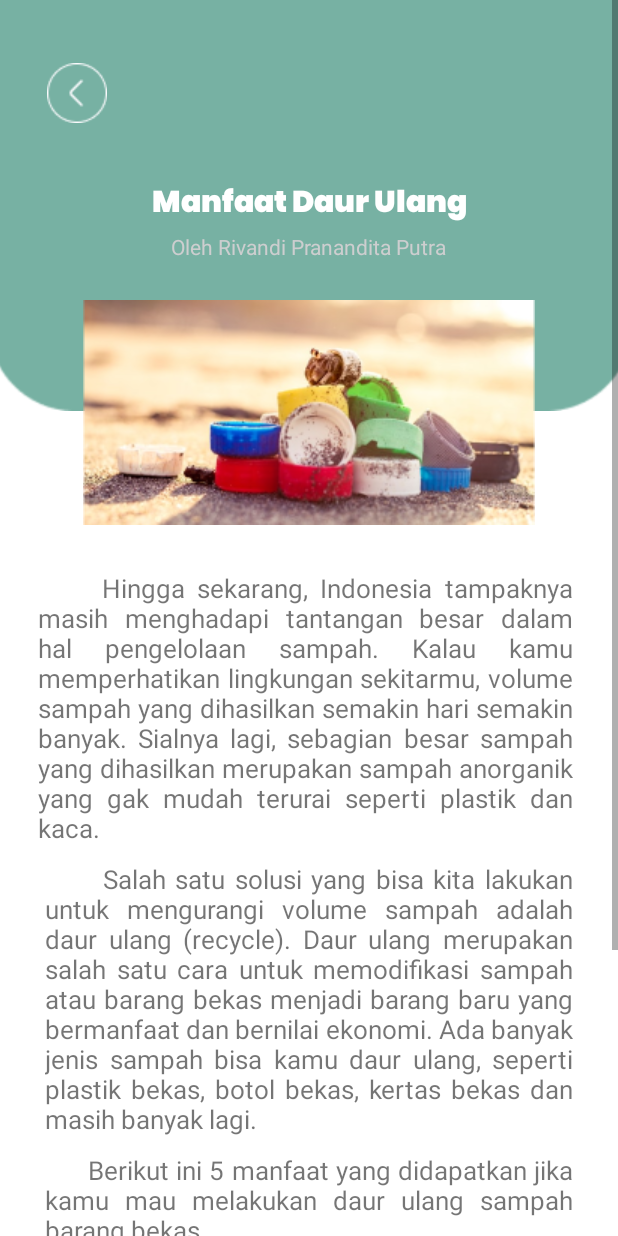
After one commit to NathanDaud123/Apl-Sampah-Internship-RAION, an Android app: the InformasiDetail screen opened directly, with no data from a screen before it, on a phone screen of 412 x 824 dp. The commit adds this screen. Run offline under Robolectric (Android 15) with nearby library versions, the phone set to English and light mode, and no system bars.

Commit message:
tambah informasi detail

```diff
--- /dev/null
+++ b/app/src/main/java/user/example/sampah/InformasiDetail.kt
@@ -0,0 +1,11 @@
+package user.example.sampah
+
+import androidx.appcompat.app.AppCompatActivity
+import android.os.Bundle
+
+class InformasiDetail : AppCompatActivity() {
+    override fun onCreate(savedInstanceState: Bundle?) {
+        super.onCreate(savedInstanceState)
+        setContentView(R.layout.activity_informasi_detail)
+    }
+}
--- a/app/src/main/java/user/example/sampah/LoginPage.kt
+++ b/app/src/main/java/user/example/sampah/LoginPage.kt
@@ -20,11 +20,6 @@ class LoginPage : AppCompatActivity() {
         super.onCreate(savedInstanceState)
         setContentView(R.layout.activity_main3)
 
-        var backButton = findViewById<ImageButton>(R.id.back_button)
-        backButton.setOnClickListener {
-            var pindah = Intent(this@LoginPage, WelcomingPage::class.java)
-            startActivity(pindah)
-        }
         password = findViewById(R.id.password)
         mataBuka = findViewById(R.id.mataBuka)
         mataBuka.setOnClickListener {
--- a/app/src/main/res/layout/activity_home_page.xml
+++ b/app/src/main/res/layout/activity_home_page.xml
@@ -709,7 +709,6 @@
 
         </HorizontalScrollView>
 
-
     </androidx.constraintlayout.widget.ConstraintLayout>
 
 
@@ -721,6 +720,8 @@
         android:layout_height="wrap_content"
         android:background="@drawable/navl"
         app:itemBackground="@color/white"
+        android:layout_gravity="bottom"
+        android:foregroundGravity="bottom"
         app:itemIconTint="@color/white"
         app:itemTextColor="@color/white"
         app:layout_constraintBottom_toBottomOf="parent"
--- /dev/null
+++ b/app/src/main/res/layout/activity_informasi_detail.xml
@@ -0,0 +1,219 @@
+<?xml version="1.0" encoding="utf-8"?>
+<androidx.constraintlayout.widget.ConstraintLayout xmlns:android="http://schemas.android.com/apk/res/android"
+    xmlns:app="http://schemas.android.com/apk/res-auto"
+    xmlns:tools="http://schemas.android.com/tools"
+    android:layout_width="match_parent"
+    android:layout_height="match_parent"
+    tools:context=".InformasiDetail">
+
+    <ScrollView
+        android:id="@+id/scrollbg"
+        android:layout_width="match_parent"
+        android:layout_height="wrap_content"
+        app:layout_constraintTop_toTopOf="parent"
+        app:layout_constraintBottom_toBottomOf="parent"
+        app:layout_constraintStart_toStartOf="parent"
+        app:layout_constraintEnd_toEndOf="parent">
+
+        <androidx.constraintlayout.widget.ConstraintLayout
+            android:layout_width="match_parent"
+            android:layout_height="wrap_content">
+
+            <ImageView
+                android:id="@+id/bg"
+                android:layout_width="471dp"
+                android:layout_height="274dp"
+                android:cropToPadding="true"
+                android:src="@drawable/background_info"
+                app:flow_verticalAlign="center"
+                app:layout_constraintBottom_toBottomOf="@id/scrollbg"
+                app:layout_constraintEnd_toEndOf="parent"
+                app:layout_constraintStart_toStartOf="parent"
+                app:layout_constraintTop_toTopOf="parent"
+                app:layout_constraintVertical_bias="0.003"
+                tools:ignore="NotSibling" />
+
+            <ImageView
+                android:id="@+id/back"
+                android:layout_width="wrap_content"
+                android:layout_height="wrap_content"
+                android:layout_marginStart="30sp"
+                app:layout_constraintBottom_toTopOf="@id/manfaatdaurulang"
+                app:layout_constraintEnd_toStartOf="@+id/manfaatdaurulang"
+                android:layout_marginTop="15sp"
+                android:src="@drawable/back"
+                app:layout_constraintStart_toStartOf="@+id/bg"
+                app:layout_constraintTop_toTopOf="@id/bg">
+
+            </ImageView>
+
+            <ImageView
+                android:id="@+id/gambar1"
+                android:layout_width="wrap_content"
+                android:layout_height="wrap_content"
+                android:src="@drawable/gambarinfo"
+                app:layout_constraintBottom_toTopOf="@id/text_info1"
+                app:layout_constraintTop_toTopOf="parent"
+                app:layout_constraintEnd_toEndOf="parent"
+                app:layout_constraintStart_toStartOf="parent"
+                android:layout_marginTop="200sp">
+
+            </ImageView>
+
+            <TextView
+                android:id="@+id/manfaatdaurulang"
+                android:layout_width="wrap_content"
+                android:layout_height="wrap_content"
+                android:fontFamily="@font/poppins"
+                android:layout_marginTop="10sp"
+                android:text="@string/manfaat_daur_ulang"
+                android:textColor="@color/white"
+                android:textSize="20sp"
+                app:layout_constraintBottom_toTopOf="@id/oleh"
+                app:layout_constraintEnd_toEndOf="parent"
+                app:layout_constraintStart_toStartOf="parent"
+                app:layout_constraintTop_toBottomOf="@+id/back">
+
+            </TextView>
+
+            <TextView
+                android:id="@+id/oleh"
+                android:layout_width="wrap_content"
+                android:layout_height="wrap_content"
+                android:text="@string/oleh_rivandi_pranandita_putra"
+                android:textColor="#CDCECF"
+                android:layout_marginTop="10sp"
+                app:layout_constraintBottom_toTopOf="@id/gambar1"
+                app:layout_constraintEnd_toEndOf="parent"
+                app:layout_constraintStart_toStartOf="parent"
+                app:layout_constraintTop_toTopOf="@id/manfaatdaurulang" />
+
+            <TextView
+                android:id="@+id/text_info1"
+                android:layout_width="wrap_content"
+                android:layout_height="wrap_content"
+                android:layout_marginTop="30sp"
+                android:justificationMode="inter_word"
+                android:paddingStart="25sp"
+                android:paddingEnd="30sp"
+                android:text="     Hingga sekarang, Indonesia tampaknya masih menghadapi tantangan besar dalam hal pengelolaan sampah. Kalau kamu memperhatikan lingkungan sekitarmu, volume sampah yang dihasilkan semakin hari semakin banyak. Sialnya lagi, sebagian besar sampah yang dihasilkan merupakan sampah anorganik yang gak mudah terurai seperti plastik dan kaca."
+                android:textSize="17sp"
+                app:layout_constraintBottom_toBottomOf="@id/text_info2"
+                app:layout_constraintEnd_toEndOf="parent"
+                app:layout_constraintStart_toStartOf="parent"
+                app:layout_constraintTop_toBottomOf="@id/gambar1"
+                tools:ignore="NotSibling" />
+            <TextView
+                android:id="@+id/text_info2"
+                android:layout_width="wrap_content"
+                android:layout_height="wrap_content"
+                android:layout_marginTop="10sp"
+                android:paddingEnd="30sp"
+                android:paddingStart="30sp"
+                app:layout_constraintBottom_toTopOf="@id/text_info3"
+                app:layout_constraintEnd_toEndOf="parent"
+                android:textSize="17sp"
+                android:text="      Salah satu solusi yang bisa kita lakukan untuk mengurangi volume sampah adalah daur ulang (recycle). Daur ulang merupakan salah satu cara untuk memodifikasi sampah atau barang bekas menjadi barang baru yang bermanfaat dan bernilai ekonomi. Ada banyak jenis sampah bisa kamu daur ulang, seperti plastik bekas, botol bekas, kertas bekas dan masih banyak lagi."
+                app:layout_constraintStart_toStartOf="parent"
+                app:layout_constraintTop_toBottomOf="@id/text_info1"
+                android:justificationMode="inter_word"
+                tools:ignore="NotSibling" />
+
+            <TextView
+                android:id="@+id/text_info3"
+                android:layout_width="wrap_content"
+                android:layout_height="wrap_content"
+                android:layout_marginTop="10sp"
+                android:paddingEnd="30sp"
+                android:paddingStart="30sp"
+                app:layout_constraintBottom_toTopOf="@id/no1"
+                app:layout_constraintEnd_toEndOf="parent"
+                android:text="      Berikut ini 5 manfaat yang didapatkan jika kamu mau melakukan daur ulang sampah barang bekas."
+                app:layout_constraintStart_toStartOf="parent"
+                android:textSize="17sp"
+                app:layout_constraintTop_toBottomOf="@id/text_info2"
+                android:justificationMode="inter_word"
+                tools:ignore="NotSibling" />
+
+            <TextView
+                android:id="@+id/no1"
+                android:layout_width="wrap_content"
+                android:layout_height="wrap_content"
+                android:paddingEnd="30sp"
+                android:paddingStart="30sp"
+                android:text="1. Mengurangi pencemaran akibat sampah, menghemat energi, dan menjaga sumber daya alam."
+                app:layout_constraintBottom_toTopOf="@id/no2"
+                app:layout_constraintEnd_toEndOf="parent"
+                app:layout_constraintStart_toStartOf="parent"
+                android:textSize="17sp"
+                app:layout_constraintTop_toBottomOf="@id/no2"
+                android:justificationMode="inter_word"
+                tools:ignore="NotSibling" />
+
+            <TextView
+                android:id="@+id/no2"
+                android:layout_width="wrap_content"
+                android:layout_height="wrap_content"
+                android:paddingEnd="30sp"
+                android:paddingStart="30sp"
+                android:text="2. Mencegah timbulnya penyakit di sekitar kita"
+                app:layout_constraintBottom_toTopOf="@id/no3"
+                app:layout_constraintEnd_toEndOf="parent"
+                app:layout_constraintStart_toStartOf="parent"
+                android:textSize="17sp"
+                app:layout_constraintTop_toBottomOf="@id/no1"
+                android:justificationMode="inter_word"
+                tools:ignore="NotSibling" />
+
+            <TextView
+                android:id="@+id/no3"
+                android:layout_width="wrap_content"
+                android:layout_height="wrap_content"
+                android:paddingEnd="30sp"
+                android:paddingStart="30sp"
+                android:text="3. Menambah pengetahuian dan mengasah kreativitas"
+                app:layout_constraintBottom_toTopOf="@id/no4"
+                app:layout_constraintEnd_toEndOf="parent"
+                app:layout_constraintStart_toStartOf="parent"
+                android:textSize="17sp"
+                app:layout_constraintTop_toBottomOf="@id/no2"
+                android:justificationMode="inter_word"
+                tools:ignore="NotSibling" />
+
+            <TextView
+                android:id="@+id/no4"
+                android:layout_width="wrap_content"
+                android:layout_height="wrap_content"
+                android:justificationMode="inter_word"
+                android:paddingStart="37sp"
+                android:paddingEnd="30sp"
+                android:text="4. Menghemat pengeluaran"
+                android:textSize="17sp"
+                app:layout_constraintBottom_toTopOf="@id/no5"
+                app:layout_constraintEnd_toEndOf="@+id/no5"
+                app:layout_constraintStart_toStartOf="parent"
+                app:layout_constraintTop_toBottomOf="@id/no3"
+                tools:ignore="NotSibling" />
+
+            <TextView
+                android:id="@+id/no5"
+                android:layout_width="wrap_content"
+                android:layout_height="wrap_content"
+                android:paddingEnd="30sp"
+                android:paddingStart="22sp"
+                android:text="5. Menambah penghasilan"
+                app:layout_constraintBottom_toBottomOf="@id/scrollbg"
+                app:layout_constraintEnd_toEndOf="@id/no4"
+                app:layout_constraintStart_toStartOf="parent"
+                android:textSize="17sp"
+                app:layout_constraintTop_toBottomOf="@id/no4"
+                android:justificationMode="inter_word"
+                android:paddingBottom="40sp"
+                tools:ignore="NotSibling" />
+
+
+        </androidx.constraintlayout.widget.ConstraintLayout>
+
+    </ScrollView>
+
+</androidx.constraintlayout.widget.ConstraintLayout>
--- a/app/src/main/res/values/themes.xml
+++ b/app/src/main/res/values/themes.xml
@@ -1,9 +1,9 @@
 <resources xmlns:tools="http://schemas.android.com/tools">
     <!-- Base application theme. -->
-    <style name="Theme.Sampah" parent="Theme.MaterialComponents.DayNight.DarkActionBar">
+    <style name="Theme.Sampah" parent="Theme.MaterialComponents.DayNight.NoActionBar">
         <!-- Primary brand color. -->
-        <item name="colorPrimary">@color/purple_500</item>
-        <item name="colorPrimaryVariant">@color/purple_700</item>
+        <item name="colorPrimary">@color/warna</item>
+        <item name="colorPrimaryVariant">@color/warna</item>
         <item name="colorOnPrimary">@color/white</item>
         <!-- Secondary brand color. -->
         <item name="colorSecondary">@color/teal_200</item>
```
Also changed, not shown: app/build.gradle (+5 -3 lines), app/src/main/AndroidManifest.xml (+11 -0 lines), app/src/main/java/user/example/sampah/HomePage.kt (+7 -0 lines), app/src/main/java/user/example/sampah/ui/home/HomeViewModel.kt (added, +13 -0 lines), app/src/main/res/drawable/ic_dashboard_black_24dp.xml (added, +9 -0 lines), app/src/main/res/drawable/ic_home_black_24dp.xml (added, +9 -0 lines), app/src/main/res/drawable/ic_notifications_black_24dp.xml (added, +9 -0 lines), app/src/main/res/layout/activity_main3.xml (+55 -49 lines), app/src/main/res/menu/menu_scrolling.xml (+5 -9 lines), app/src/main/res/values/strings.xml (+12 -0 lines), app/src/main/res/drawable/back.png (added), app/src/main/res/drawable/background_info.png (added), app/src/main/res/drawable/gambarinfo.png (added).
